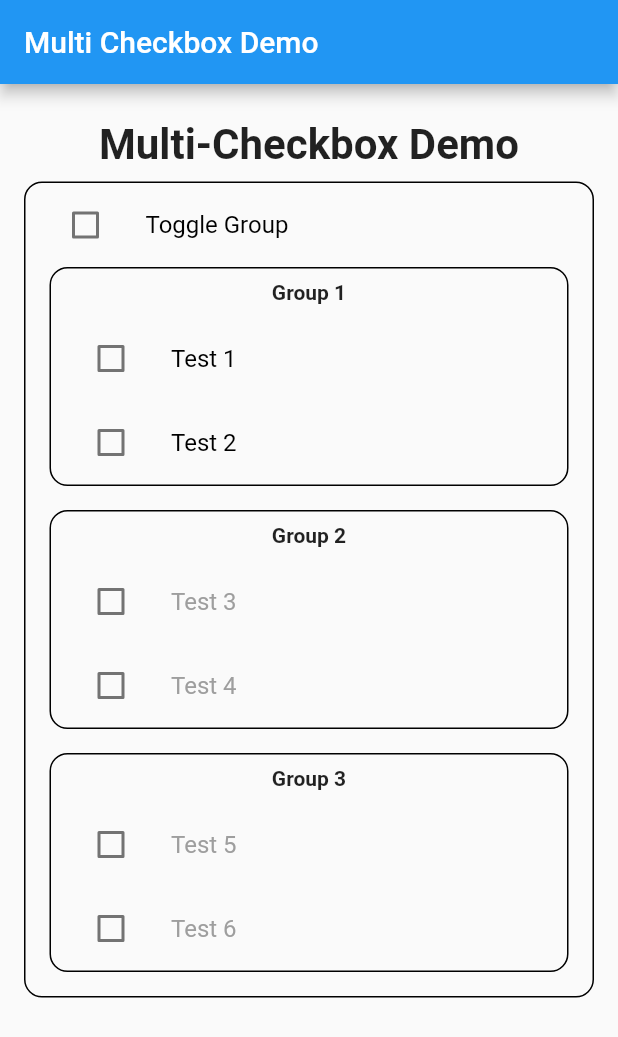
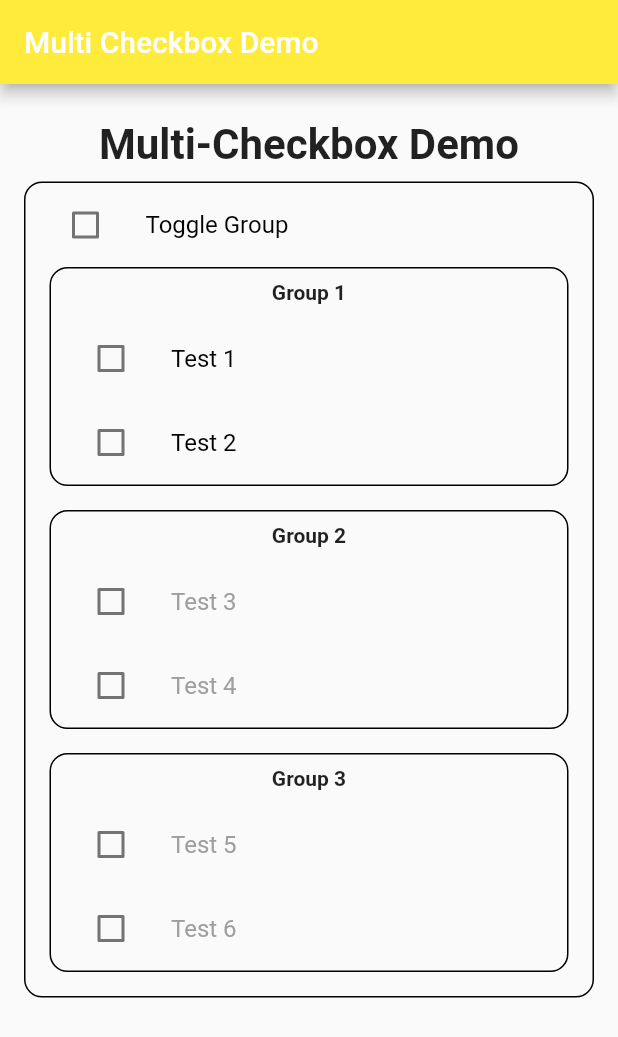
Before and after one commit to simonjv01/checkbox_example, a Flutter app: the screen it shows after launch, on a phone screen of 412 x 824 dp. Shown: the top 1037 px of the screen. Run offline on Flutter 3.47's test engine with Material 2 defaults, Android fonts, the phone set to English and light mode, and no system bars.

Commit message:
changed appbar background color

```diff
--- a/lib/main.dart
+++ b/lib/main.dart
@@ -41,6 +41,7 @@ class _MyAppState extends State<MyApp> {
       home: Scaffold(
         appBar: AppBar(
           title: const Text('Multi Checkbox Demo'),
+          backgroundColor: Colors.yellow,
         ),
         body: Container(
           padding: const EdgeInsets.all(16),
```
